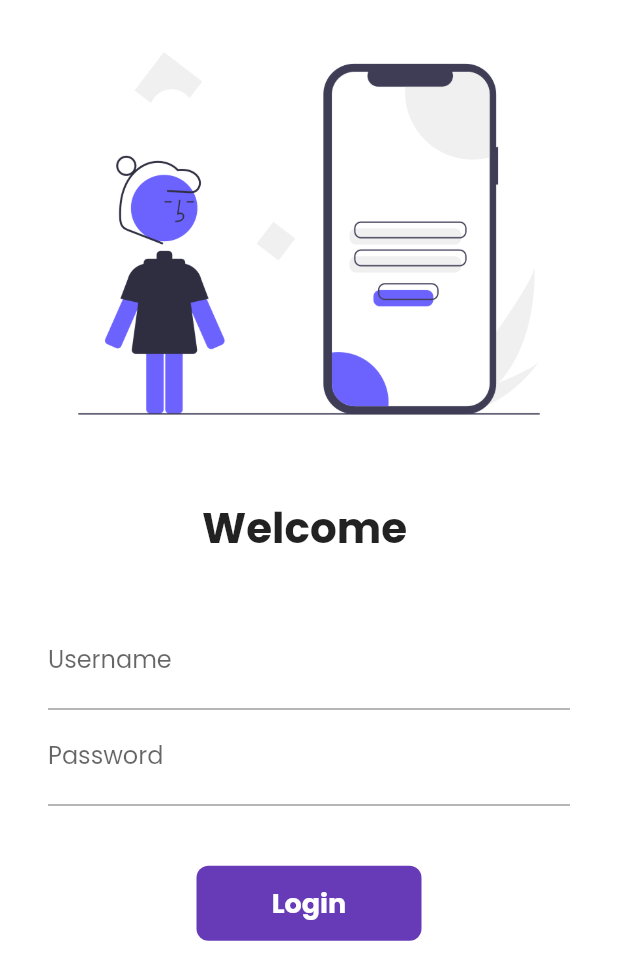
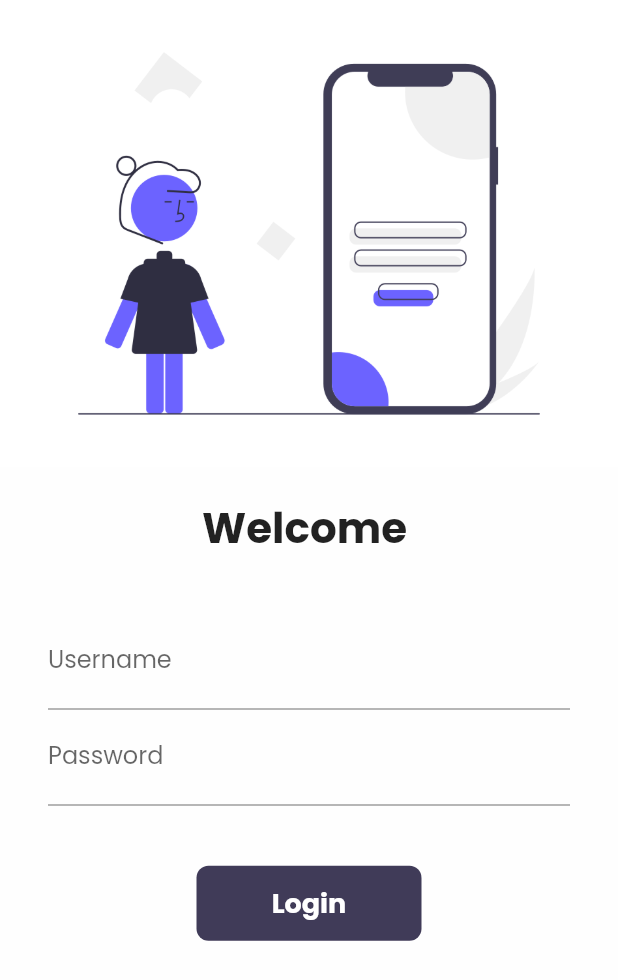
Before and after one commit to vikash232/30DaysOfFlutter, a Flutter app: the LoginPage screen opened by its route, on a phone screen of 412 x 824 dp. Shown: the top 980 px of the screen. Run offline on Flutter 3.47's test engine with Material 2 defaults, Android fonts, the phone set to English and light mode, and no system bars; our stand-ins replace google_fonts, velocity_x; statements that could not run were skipped.

Commit message:
day 20 completed

```diff
--- a/lib/pages/login_page.dart
+++ b/lib/pages/login_page.dart
@@ -1,5 +1,6 @@
 import 'package:flutter/material.dart';
 import 'package:flutter_application_1/utils/routes.dart';
+import 'package:velocity_x/velocity_x.dart';
 
 class LoginPage extends StatefulWidget {
   @override
@@ -28,7 +29,7 @@ class _LoginPageState extends State<LoginPage> {
   @override
   Widget build(BuildContext context) {
     return Material(
-        color: Colors.white,
+        color: context.canvasColor,
         child: SingleChildScrollView(
           child: Form(
             child: Column(
@@ -90,7 +91,7 @@ class _LoginPageState extends State<LoginPage> {
                         height: 40.0,
                       ),
                       Material(
-                        color: Colors.deepPurple,
+                        color: context.theme.buttonColor,
                         borderRadius:
                             BorderRadius.circular(changeButton ? 50 : 8),
                         child: InkWell(
--- a/lib/widgets/home_widgets/catalog_header.dart
+++ b/lib/widgets/home_widgets/catalog_header.dart
@@ -8,7 +8,7 @@ class CatalogHeader extends StatelessWidget {
     return Column(
       crossAxisAlignment: CrossAxisAlignment.start,
       children: [
-        "Catalog App".text.xl5.bold.color(MyTheme.darkBluishColor).make(),
+        "Catalog App".text.xl5.bold.color(context.theme.accentColor).make(),
         "Trending products".text.xl2.make(),
       ],
     );
--- a/lib/widgets/home_widgets/catalog_image.dart
+++ b/lib/widgets/home_widgets/catalog_image.dart
@@ -14,6 +14,6 @@ class CatalogImage extends StatelessWidget {
   Widget build(BuildContext context) {
     return Image.network(
       image,
-    ).box.rounded.p8.color(MyTheme.creamColor).make().p16().w40(context);
+    ).box.rounded.p8.color(context.canvasColor).make().p16().w40(context);
   }
 }
--- a/lib/widgets/themes.dart
+++ b/lib/widgets/themes.dart
@@ -1,10 +1,15 @@
 import 'package:flutter/material.dart';
 import 'package:google_fonts/google_fonts.dart';
+import 'package:velocity_x/velocity_x.dart';
 
 class MyTheme {
   static ThemeData lightTheme(BuildContext context) => ThemeData(
       primarySwatch: Colors.deepPurple,
       fontFamily: GoogleFonts.poppins().fontFamily,
+      cardColor: Colors.white,
+      canvasColor: creamColor,
+      buttonColor: darkBluishColor,
+      accentColor: darkBluishColor,
       appBarTheme: AppBarTheme(
           color: Colors.white,
           elevation: 0.0,
@@ -12,10 +17,21 @@ class MyTheme {
           textTheme: Theme.of(context).textTheme));
 
   static ThemeData darkTheme(BuildContext context) => ThemeData(
-        brightness: Brightness.dark,
-      );
+      brightness: Brightness.dark,
+      fontFamily: GoogleFonts.poppins().fontFamily,
+      cardColor: Colors.black,
+      canvasColor: darkCreamColor,
+      buttonColor: lightBluishColor,
+      accentColor: Colors.white,
+      appBarTheme: AppBarTheme(
+          color: Colors.black,
+          elevation: 0.0,
+          iconTheme: IconThemeData(color: Colors.white),
+          textTheme: Theme.of(context).textTheme));
 
   //Colors
   static Color creamColor = Color(0xff5f5f5);
+  static Color darkCreamColor = Vx.gray900;
   static Color darkBluishColor = Color(0xff403b58);
+  static Color lightBluishColor = Vx.indigo500;
 }
```
Also changed, not shown: lib/main.dart (+6 -5 lines), lib/pages/home_detail_page.dart (+10 -10 lines), lib/pages/home_page.dart (+9 -1 lines), lib/widgets/home_widgets/catalog_list.dart (+5 -6 lines).
